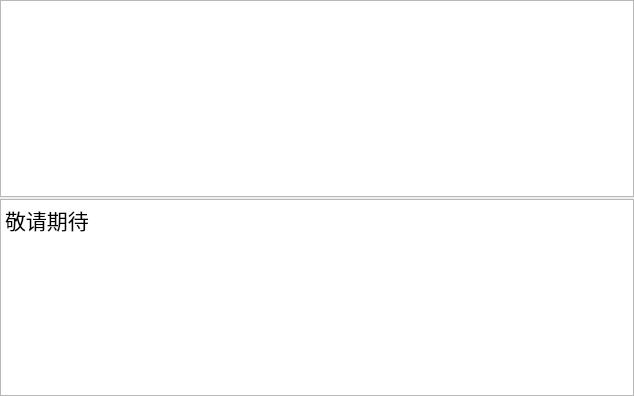
Before: the Qt Designer form canform.ui in KoreyChen/AutoTestSystemPlatform, drawn with Qt 5.
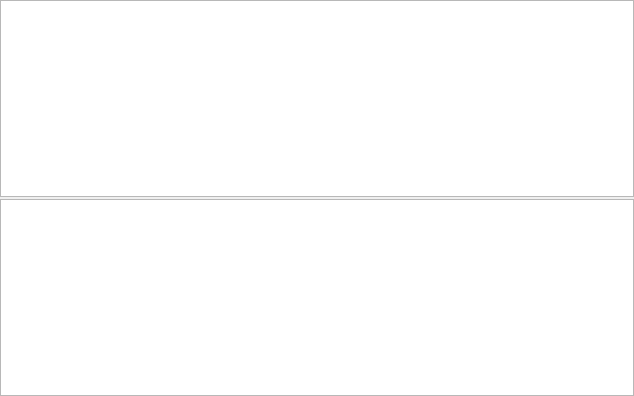
After: the same form once the commit is applied.

The edit to the form file:
```diff
--- a/canform.ui
+++ b/canform.ui
@@ -46,7 +46,7 @@
 &lt;html&gt;&lt;head&gt;&lt;meta name=&quot;qrichtext&quot; content=&quot;1&quot; /&gt;&lt;style type=&quot;text/css&quot;&gt;
 p, li { white-space: pre-wrap; }
 &lt;/style&gt;&lt;/head&gt;&lt;body style=&quot; font-family:'SimSun'; font-size:9pt; font-weight:400; font-style:normal;&quot;&gt;
-&lt;p style=&quot; margin-top:0px; margin-bottom:0px; margin-left:0px; margin-right:0px; -qt-block-indent:0; text-indent:0px;&quot;&gt;&lt;span style=&quot; font-size:16pt;&quot;&gt;敬请期待&lt;/span&gt;&lt;/p&gt;&lt;/body&gt;&lt;/html&gt;</string>
+&lt;p style=&quot;-qt-paragraph-type:empty; margin-top:0px; margin-bottom:0px; margin-left:0px; margin-right:0px; -qt-block-indent:0; text-indent:0px;&quot;&gt;&lt;br /&gt;&lt;/p&gt;&lt;/body&gt;&lt;/html&gt;</string>
      </property>
     </widget>
    </item>
```
